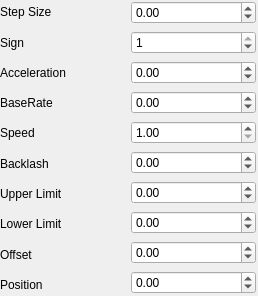
First picture: the form in xpaxs/instrumentation/spec/ui/ui_motorconfig.ui, repository praxes/praxes, before the edit.
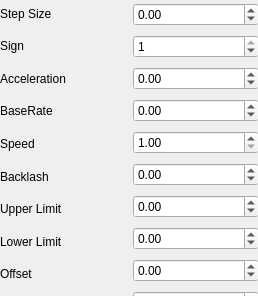
Second picture: the form after the edit.

What changed in the file:
```diff
--- a/xpaxs/instrumentation/spec/ui/ui_motorconfig.ui
+++ b/xpaxs/instrumentation/spec/ui/ui_motorconfig.ui
@@ -12,13 +12,13 @@
   <property name="windowTitle" >
    <string>Form</string>
   </property>
-  <widget class="QWidget" name="horizontalLayout" >
-   <property name="geometry" >
+  <widget class="QWidget" name="horizontalLayout">
+   <property name="geometry">
     <rect>
      <x>0</x>
      <y>0</y>
-     <width>256</width>
-     <height>297</height>
+     <width>259</width>
+     <height>320</height>
     </rect>
    </property>
    <layout class="QHBoxLayout" >
```
Left out of the diff: 169 changed lines with no effect on the pictures.
